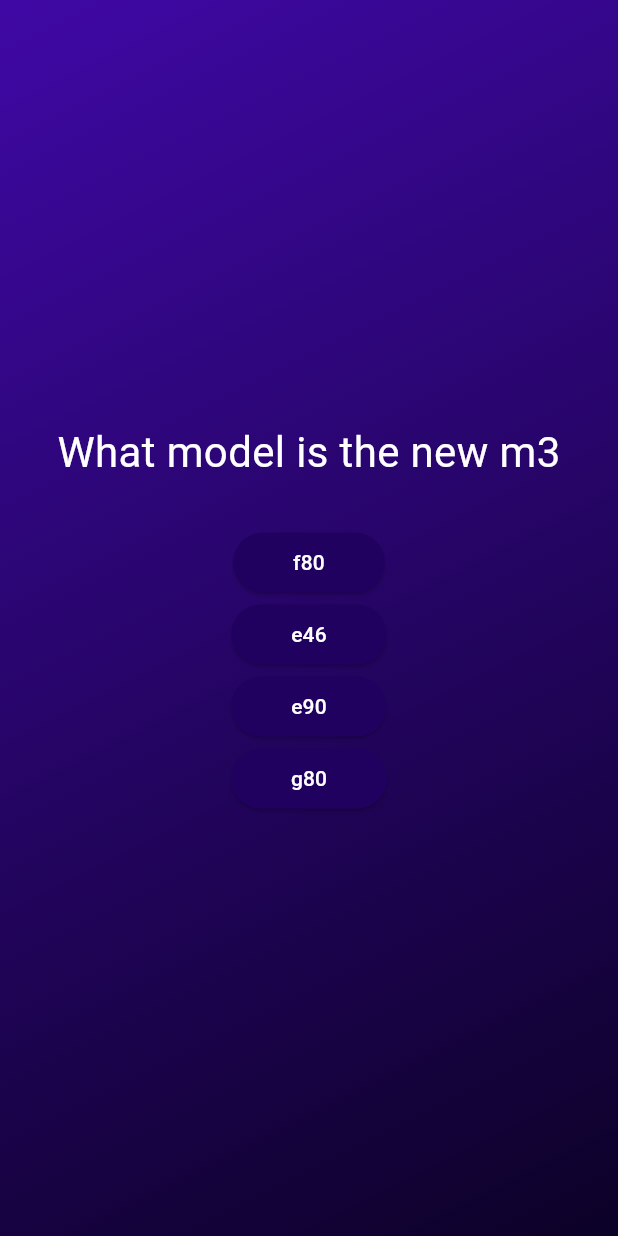
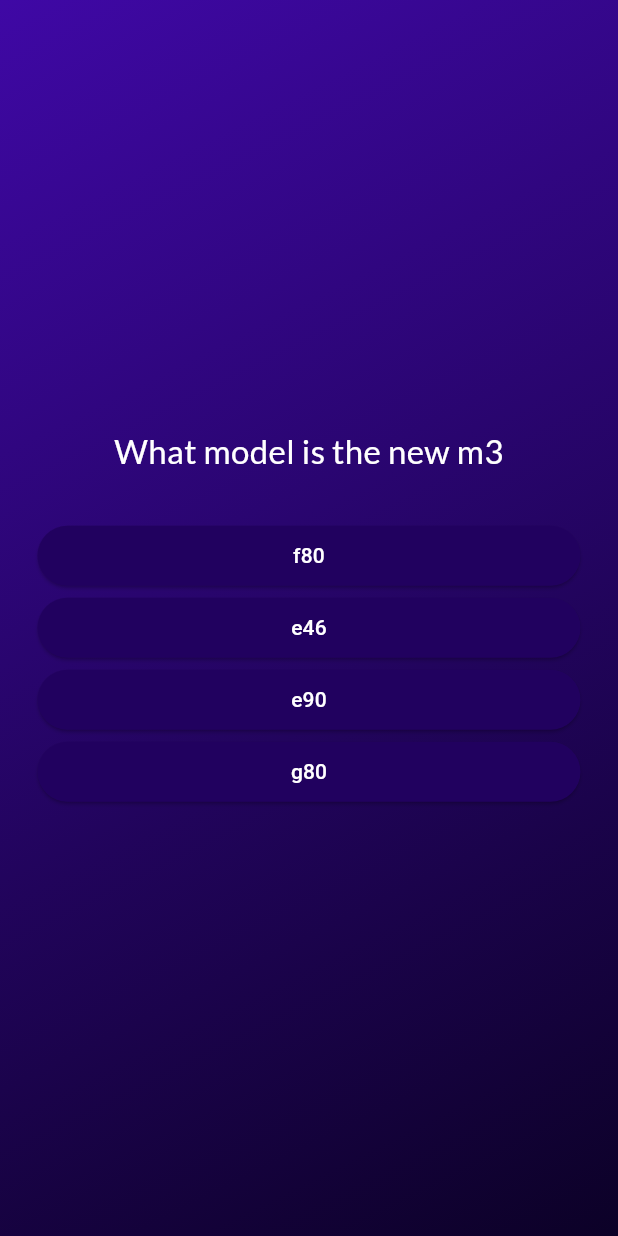
Before and after one commit to Esingh06/quiz_app, a Flutter app: the screen it shows after launch, after a tap on "Start Quiz", on a phone screen of 412 x 824 dp. Run offline on Flutter 3.47's test engine with Material 3 defaults, Android fonts, the phone set to English and light mode, and no system bars; our stand-ins replace google_fonts.

Commit message:
created questions summary widget and loaded on screen

```diff
--- a/lib/question_screen.dart
+++ b/lib/question_screen.dart
@@ -1,48 +1,52 @@
 import 'package:flutter/material.dart';
 import 'package:quiz_app/answer_button.dart';
+import 'package:google_fonts/google_fonts.dart';
 import 'package:quiz_app/data/questions.dart';
 
+class QuestionsScreen extends StatefulWidget{
+  const QuestionsScreen({super.key, required this.onSelectedAnswer});
 
-class QuestionsScreen extends StatefulWidget{
-  const QuestionsScreen({super.key});
-
+final void Function(String answer) onSelectedAnswer;
   State<QuestionsScreen> createState(){
     return _QuestionsScreenState();
   }
 }
 
 class _QuestionsScreenState extends State<QuestionsScreen>{
+
+  @override
+  Widget build(BuildContext context){
     var currentQuestionIndex = 0;
-   void answerQuestion(){
-    setState(() {
-
+    void answerQuestion(String selectedAnswers){
+        widget.onSelectedAnswer(selectedAnswers);
+      setState((){
         currentQuestionIndex++;
       });
     }
-
-@override
-Widget build(BuildContext context){
-
-  final currentQuestion = questions[0];
+    final currentQuestion = questions[currentQuestionIndex];
     return SizedBox(
       width: double.infinity,
       child: Container(
-        margin: const EdgeInsets.all(25),
+        margin:const EdgeInsets.all(25),
         child: Column(
           mainAxisAlignment: MainAxisAlignment.center,
-          crossAxisAlignment: CrossAxisAlignment.center,
+          crossAxisAlignment: CrossAxisAlignment.stretch,
           children: [
             Text(currentQuestion.question,
-            style:TextStyle(
+            style: GoogleFonts.lato(
                 color: Colors.white,
-              fontSize: 28
+                fontSize: 22
             ),
             textAlign: TextAlign.center,
             ),
+
             const SizedBox(height: 30),
-         ... currentQuestion.getShuffledAnswers().map((item){
+            ...currentQuestion.getShuffledAnswers().map((item){
               return AnswerButton(answerText: item,
-         onTap:answerQuestion);
+              onTap:(){
+                answerQuestion(item);
+              });
+
             }),
           ],),
       ),
--- a/lib/quiz.dart
+++ b/lib/quiz.dart
@@ -1,24 +1,45 @@
+import 'package:flutter/material.dart';
+import 'package:quiz_app/data/questions.dart';
+import 'package:quiz_app/question_screen.dart';
+import 'package:quiz_app/results_screen.dart';
+import 'package:quiz_app/start_screen.dart';
 
-import 'package:flutter/material.dart';
-import 'package:quiz_app/question_screen.dart';
-import 'package:quiz_app/start_screen.dart';
 
 class Quiz extends StatefulWidget {
   const Quiz({super.key});
 
+  @override
   State<Quiz> createState() {
     return _QuizState();
   }
 }
 
 class _QuizState extends State<Quiz> {
+  List<String> selectedAnswers = [];
+
+  void chooseAnswer(String answer){
+    selectedAnswers.add(answer);
+    if(selectedAnswers.length == questions.length){
+      //hey were done bro
+      setState((){
+        //This is going to change to deal with the answer screen
+        // selectedAnswers = [];
+        activeScreen = ResultsScreen(
+          chosenAnswers: selectedAnswers,);
+      });
+    }
+  }
+
   Widget? activeScreen;
   void switchScreen() {
     setState(() {
-      activeScreen = QuestionsScreen();
+      activeScreen =
+      QuestionsScreen(
+        onSelectedAnswer: chooseAnswer);
     });
   }
 
+  @override
   void initState() {
     activeScreen = StartScreen(switchScreen);
     super.initState();
--- a/pubspec.yaml
+++ b/pubspec.yaml
@@ -34,6 +34,7 @@ dependencies:
   # The following adds the Cupertino Icons font to your application.
   # Use with the CupertinoIcons class for iOS style icons.
   cupertino_icons: ^1.0.8
+  google_fonts: ^8.0.2
 
 dev_dependencies:
   flutter_test:
```
Also changed, not shown: lib/results_screen.dart (added, +44 -0 lines), pubspec.lock, 1 other file. Lines whose indentation alone changed are shown as unchanged.
